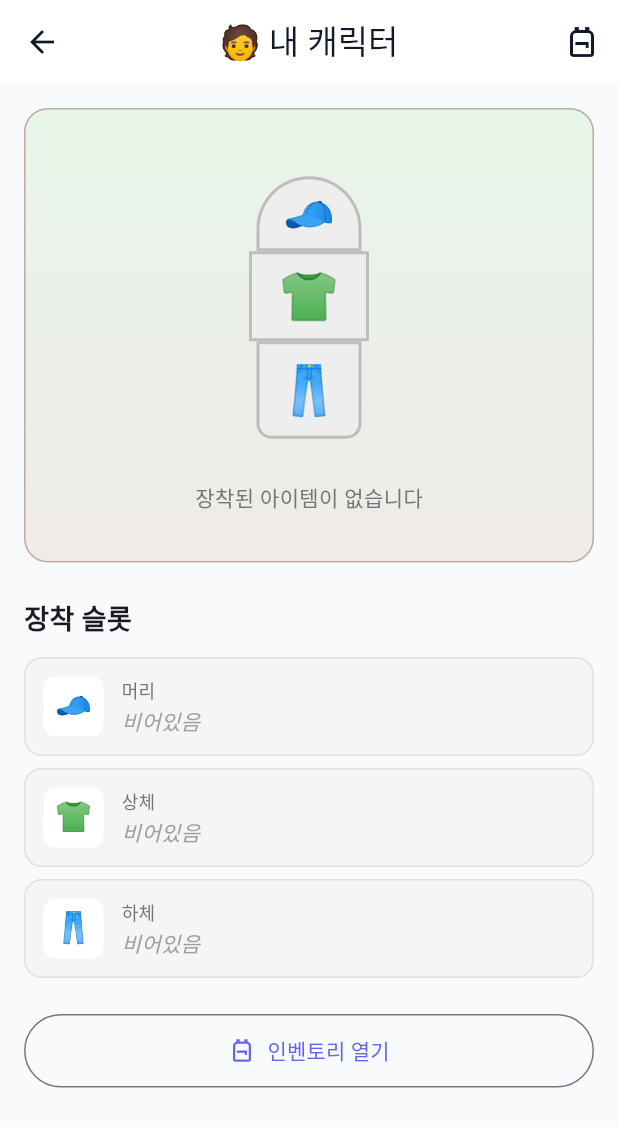
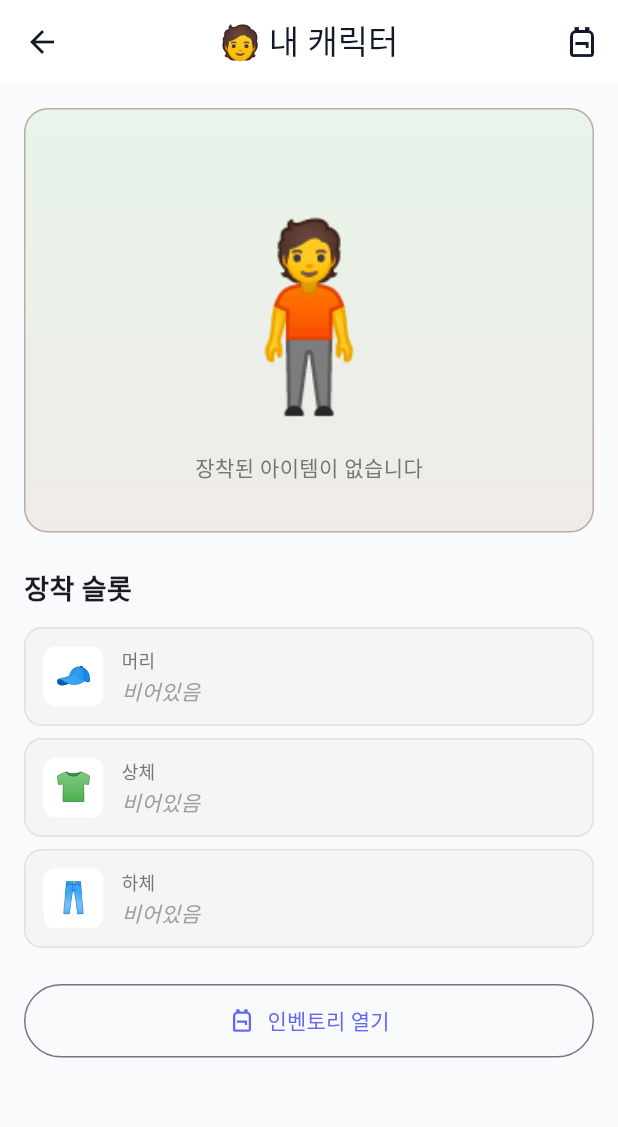
Before and after one commit to lppresident/co-workfit, a Flutter app: the CharacterPage screen opened directly, on a phone screen of 412 x 824 dp. Shown: the top 1127 px of the screen. Run offline on Flutter 3.47's test engine with Material 3 defaults, Android fonts, the phone set to English and light mode, and no system bars; our stand-ins replace app_links, bloc, cloud_firestore, dartz, equatable, firebase_auth and 8 more; missing offline and left inert: health; accounts and stored records are empty.

Commit message:
fix: 캐릭터 뷰 복원 - 기본 캐릭터(🧍) 배경에 아이템 오버레이 방식
- 기본 캐릭터 이모지를 배경에 표시
- 장착 아이템은 해당 위치에 오버레이로 표시
- 아이템 등급 색상으로 배경/테두리 강조
- 캐릭터 페이지, 프로필, 친구 상세, 시상대 모두 통일

```diff
--- a/lib/features/craft/presentation/pages/character_page.dart
+++ b/lib/features/craft/presentation/pages/character_page.dart
@@ -147,92 +147,78 @@ class _CharacterPageState extends State<CharacterPage> {
       ),
       child: Column(
         children: [
-          // 캐릭터 (세로 배치 - 머리/상체/하체)
+          // 캐릭터 (기본 캐릭터 + 장착 아이템 오버레이)
           SizedBox(
-            height: 200,
-            child: Column(
-              mainAxisAlignment: MainAxisAlignment.center,
+            height: 180,
+            width: 120,
+            child: Stack(
+              alignment: Alignment.center,
               children: [
-                // 머리 슬롯
-                Container(
-                  width: 70,
-                  height: 50,
+                // 기본 캐릭터
+                const Positioned(
+                  top: 20,
+                  child: Text(
+                    '🧍',
+                    style: TextStyle(fontSize: 120),
+                  ),
+                ),
+                // 머리 아이템
+                if (headItem != null)
+                  Positioned(
+                    top: 0,
+                    child: Container(
+                      padding: const EdgeInsets.all(4),
                       decoration: BoxDecoration(
-                    color: headItem != null
-                        ? Color(headItem.rarityColorValue).withValues(alpha: 0.15)
-                        : Colors.grey[200],
-                    borderRadius: const BorderRadius.only(
-                      topLeft: Radius.circular(35),
-                      topRight: Radius.circular(35),
-                    ),
+                        color: Color(headItem.rarityColorValue).withValues(alpha: 0.2),
+                        shape: BoxShape.circle,
                         border: Border.all(
-                      color: headItem != null
-                          ? Color(headItem.rarityColorValue)
-                          : Colors.grey[400]!,
+                          color: Color(headItem.rarityColorValue),
                           width: 2,
                         ),
                       ),
-                  child: Center(
                       child: Text(
-                      headItem?.iconEmoji ?? '🧢',
-                      style: TextStyle(
-                        fontSize: 28,
-                        color: headItem != null ? null : Colors.grey[400],
+                        headItem.iconEmoji,
+                        style: const TextStyle(fontSize: 32),
                       ),
                     ),
                   ),
-                ),
-                // 상체 슬롯
-                Container(
-                  width: 80,
-                  height: 60,
+                // 상체 아이템
+                if (bodyItem != null)
+                  Positioned(
+                    top: 60,
+                    child: Container(
+                      padding: const EdgeInsets.symmetric(horizontal: 6, vertical: 4),
                       decoration: BoxDecoration(
-                    color: bodyItem != null
-                        ? Color(bodyItem.rarityColorValue).withValues(alpha: 0.15)
-                        : Colors.grey[200],
+                        color: Color(bodyItem.rarityColorValue).withValues(alpha: 0.2),
+                        borderRadius: BorderRadius.circular(8),
                         border: Border.all(
-                      color: bodyItem != null
-                          ? Color(bodyItem.rarityColorValue)
-                          : Colors.grey[400]!,
+                          color: Color(bodyItem.rarityColorValue),
                           width: 2,
                         ),
                       ),
-                  child: Center(
                       child: Text(
-                      bodyItem?.iconEmoji ?? '👕',
-                      style: TextStyle(
-                        fontSize: 32,
-                        color: bodyItem != null ? null : Colors.grey[400],
+                        bodyItem.iconEmoji,
+                        style: const TextStyle(fontSize: 28),
                       ),
                     ),
                   ),
-                ),
-                // 하체 슬롯
-                Container(
-                  width: 70,
-                  height: 65,
+                // 하체 아이템
+                if (legsItem != null)
+                  Positioned(
+                    top: 110,
+                    child: Container(
+                      padding: const EdgeInsets.symmetric(horizontal: 6, vertical: 4),
                       decoration: BoxDecoration(
-                    color: legsItem != null
-                        ? Color(legsItem.rarityColorValue).withValues(alpha: 0.15)
-                        : Colors.grey[200],
-                    borderRadius: const BorderRadius.only(
-                      bottomLeft: Radius.circular(10),
-                      bottomRight: Radius.circular(10),
-                    ),
+                        color: Color(legsItem.rarityColorValue).withValues(alpha: 0.2),
+                        borderRadius: BorderRadius.circular(8),
                         border: Border.all(
-                      color: legsItem != null
-                          ? Color(legsItem.rarityColorValue)
-                          : Colors.grey[400]!,
+                          color: Color(legsItem.rarityColorValue),
                           width: 2,
                         ),
                       ),
-                  child: Center(
                       child: Text(
-                      legsItem?.iconEmoji ?? '👖',
-                      style: TextStyle(
-                        fontSize: 32,
-                        color: legsItem != null ? null : Colors.grey[400],
-                      ),
+                        legsItem.iconEmoji,
+                        style: const TextStyle(fontSize: 28),
                       ),
                     ),
                   ),
```
Also changed, not shown: lib/features/log_run/presentation/widgets/podium_widget.dart (+43 -53 lines), lib/features/profile/presentation/screens/profile_screen.dart (+52 -69 lines), lib/features/social/presentation/pages/friend_detail_page.dart (+47 -61 lines). Lines whose indentation alone changed are shown as unchanged.
